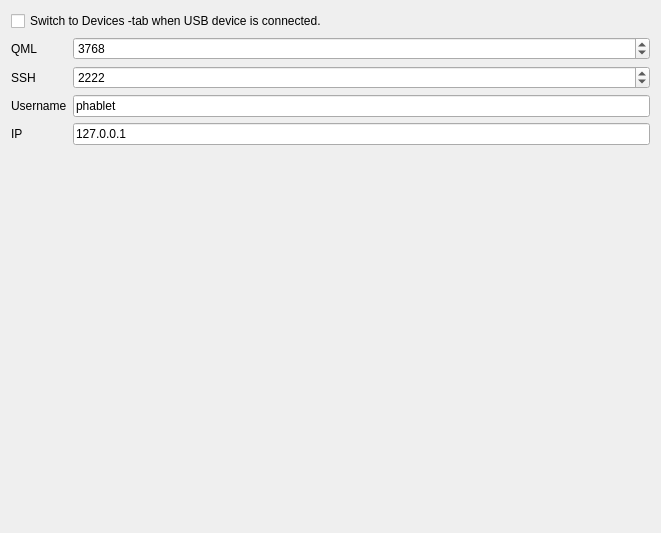
Qt form src/ubuntu/ubuntusettingsdeviceconnectivitywidget.ui (runelabs/qtcreator-plugin-ubuntu) before a commit.
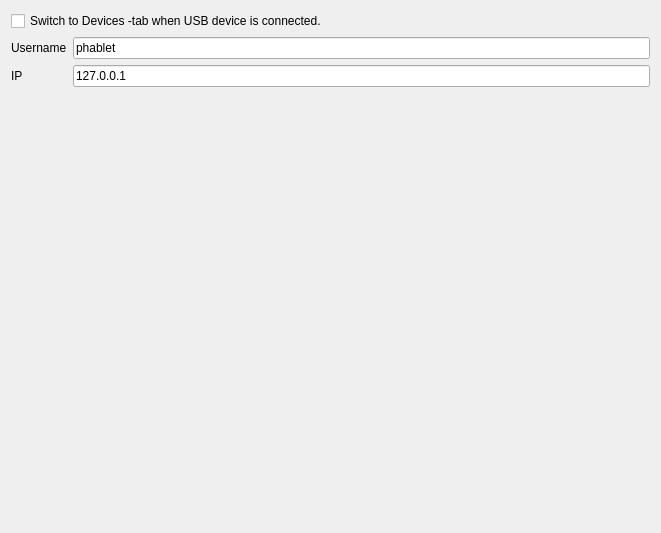
The same form after that commit.

Commit message: Remove deprecated settings

```diff
--- a/src/ubuntu/ubuntusettingsdeviceconnectivitywidget.ui
+++ b/src/ubuntu/ubuntusettingsdeviceconnectivitywidget.ui
@@ -23,60 +23,17 @@
    </item>
    <item>
     <layout class="QFormLayout" name="formLayout">
+     <property name="fieldGrowthPolicy">
+      <enum>QFormLayout::AllNonFixedFieldsGrow</enum>
+     </property>
      <item row="0" column="0">
-      <widget class="QLabel" name="label_5">
-       <property name="text">
-        <string>QML</string>
-       </property>
-      </widget>
-     </item>
-     <item row="0" column="1">
-      <widget class="QSpinBox" name="spinBoxDeviceQmlPort">
-       <property name="enabled">
-        <bool>true</bool>
-       </property>
-       <property name="minimum">
-        <number>0</number>
-       </property>
-       <property name="maximum">
-        <number>32000</number>
-       </property>
-       <property name="value">
-        <number>3768</number>
-       </property>
-      </widget>
-     </item>
-     <item row="1" column="0">
-      <widget class="QLabel" name="label_6">
-       <property name="text">
-        <string>SSH</string>
-       </property>
-      </widget>
-     </item>
-     <item row="1" column="1">
-      <widget class="QSpinBox" name="spinBoxDeviceSshPort">
-       <property name="enabled">
-        <bool>true</bool>
-       </property>
-       <property name="minimum">
-        <number>0</number>
-       </property>
-       <property name="maximum">
-        <number>32000</number>
-       </property>
-       <property name="value">
-        <number>2222</number>
-       </property>
-      </widget>
-     </item>
-     <item row="2" column="0">
       <widget class="QLabel" name="label_3">
        <property name="text">
         <string>Username</string>
        </property>
       </widget>
      </item>
-     <item row="2" column="1">
+     <item row="0" column="1">
       <widget class="QLineEdit" name="lineEditDeviceUserName">
        <property name="enabled">
         <bool>true</bool>
@@ -86,14 +43,14 @@
        </property>
       </widget>
      </item>
-     <item row="3" column="0">
+     <item row="1" column="0">
       <widget class="QLabel" name="label">
        <property name="text">
         <string>IP</string>
        </property>
       </widget>
      </item>
-     <item row="3" column="1">
+     <item row="1" column="1">
       <widget class="QLineEdit" name="lineEditDeviceIP">
        <property name="text">
         <string>127.0.0.1</string>
```
The commit also changes 2 other files.
